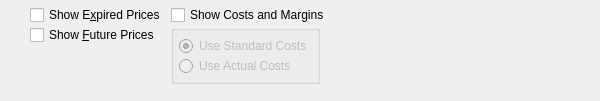
Before: the Qt Designer form guiclient/displays/dspPricesByCustomer.ui in Pegasus-RPG/xtuple-client, drawn with Qt 5.
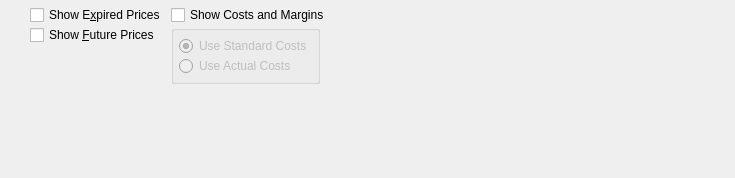
After: the same form once the commit is applied. Custom widgets are drawn as their Qt base class.

Commit message: Issue #9405:add item filter

Patch:
```diff
--- a/guiclient/displays/dspPricesByCustomer.ui
+++ b/guiclient/displays/dspPricesByCustomer.ui
@@ -13,8 +13,8 @@
    <rect>
     <x>0</x>
     <y>0</y>
-    <width>600</width>
-    <height>101</height>
+    <width>735</width>
+    <height>178</height>
    </rect>
   </property>
   <property name="windowTitle">
@@ -175,6 +175,12 @@
    <extends>QWidget</extends>
    <header>custcluster.h</header>
   </customwidget>
+  <customwidget>
+   <class>ItemCluster</class>
+   <extends>QWidget</extends>
+   <header>itemcluster.h</header>
+   <container>1</container>
+  </customwidget>
   <customwidget>
    <class>XCheckBox</class>
    <extends>QCheckBox</extends>
```
Left out of the diff: 3 changed lines with no effect on the pictures. The commit also changes 1 other file.
